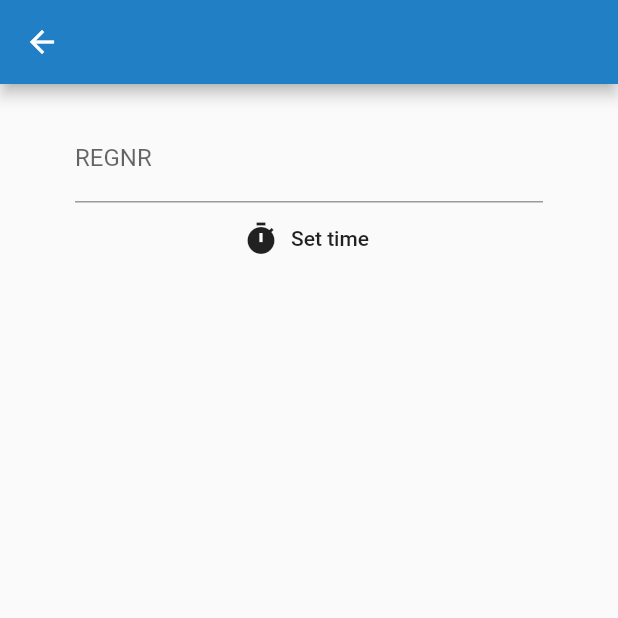
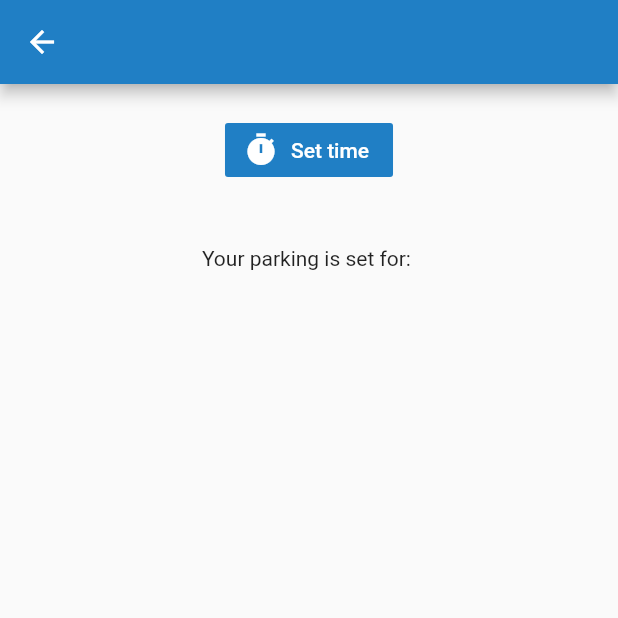
Before and after one commit to Bruseliuz/flutter_parkinggit, a Flutter app: the StartParking screen opened by its route, on a phone screen of 412 x 824 dp, the top half of it. Run offline on Flutter 3.47's test engine with Material 2 defaults, Android fonts, the phone set to English and light mode, and no system bars; our stand-ins replace cloud_firestore, firebase_auth, flutter_spinkit, google_maps_flutter, location; missing offline and left inert: geolocation; accounts and stored records are empty.

Commit message:
Start parking

```diff
--- a/lib/pages/start_parking.dart
+++ b/lib/pages/start_parking.dart
@@ -1,5 +1,6 @@
 import 'dart:math';
 
+import 'package:flutter/cupertino.dart';
 import 'package:flutter/material.dart';
 
 class StartParking extends StatefulWidget {
@@ -15,6 +16,8 @@ class _StartParkingState extends State<StartParking> {
   TimeOfDay picked;
   int _hoursChosen;
 
+
+
   void selectTime() async {
     picked = await showTimePicker(
         context: context,
@@ -27,6 +30,8 @@ class _StartParkingState extends State<StartParking> {
     });
     setState(() {
       _time = picked;
+      print(picked.hour - TimeOfDay.now().hour);
+      print(picked.minute - TimeOfDay.now().minute);
     });
   }
 
@@ -40,18 +45,20 @@ class _StartParkingState extends State<StartParking> {
         padding: EdgeInsets.symmetric(vertical: 20, horizontal: 50),
         child: Form(
           key: _formKey,
+          child: Center(
             child: Column(
               children: <Widget>[
-              TextFormField(
-                decoration: InputDecoration(labelText: 'REGNR'),
-              ),
                 FlatButton.icon(
+                  color: Color(0xff207FC5),
                     onPressed: () {
                       selectTime();
                     },
-                  icon: Icon(Icons.timer),
-                  label: Text('Set time'))
+                    icon: Icon(Icons.timer, color: Colors.white,),
+                    label: Text('Set time', style: TextStyle(color: Colors.white),)),
+                SizedBox(height: 40.0),
+                Text('Your parking is set for: ')
               ],
+        ),
           ),
         )
       ),
```
Lines whose indentation alone changed are shown as unchanged.
